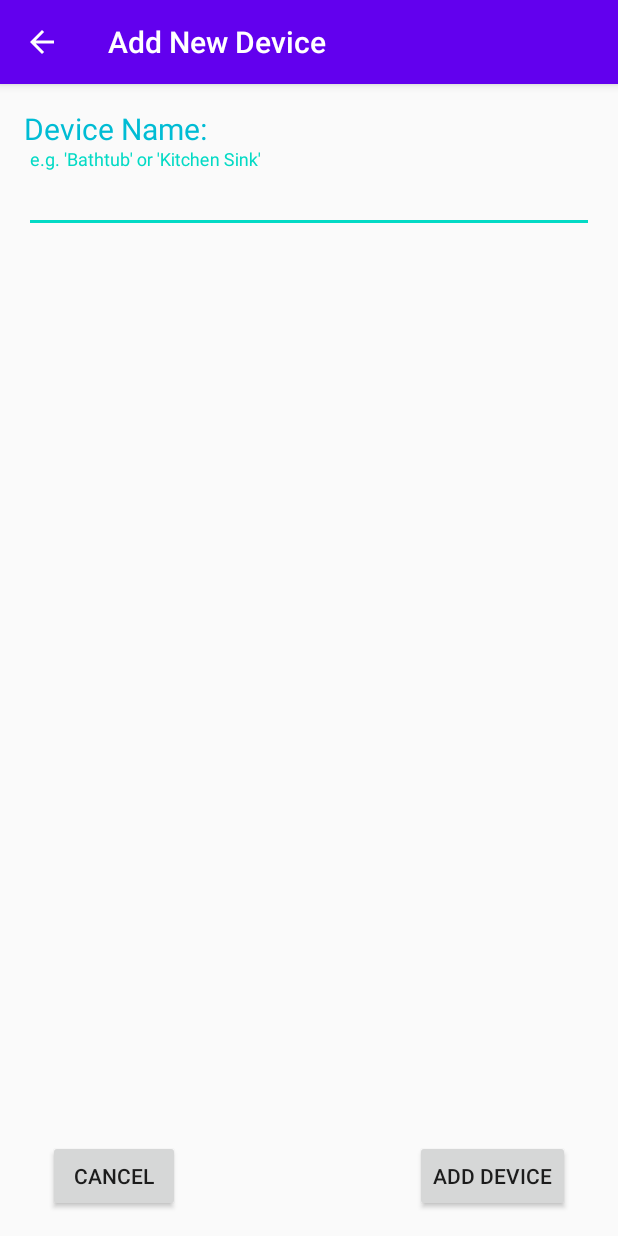
After one commit to CaptainKills/Sink-Security-App, an Android app: the AddDeviceActivity screen opened directly, with no data from a screen before it, on a phone screen of 412 x 824 dp. The commit adds this screen. Run offline under Robolectric (Android 15) with nearby library versions, the phone set to English and light mode, and no system bars.

Commit message:
Added A AddDevice Page
Added a page to add a new device to the app. Accessible from the Floating '+' button in the main Acitivity.

```diff
--- /dev/null
+++ b/app/src/main/java/com/sinksecurity/activity/AddDeviceActivity.java
@@ -0,0 +1,42 @@
+package com.sinksecurity.activity;
+
+import androidx.appcompat.app.ActionBar;
+import androidx.appcompat.app.AppCompatActivity;
+import androidx.core.app.NavUtils;
+
+import android.os.Bundle;
+import android.text.Editable;
+import android.view.View;
+
+import com.google.android.material.textfield.TextInputEditText;
+import com.sinksecurity.R;
+import com.sinksecurity.device.SinkSecurityDevice;
+
+import java.net.Inet4Address;
+
+public class AddDeviceActivity extends AppCompatActivity {
+
+    @Override
+    protected void onCreate(Bundle savedInstanceState) {
+        super.onCreate(savedInstanceState);
+        setContentView(R.layout.activity_add_device);
+
+        ActionBar actionBar = getSupportActionBar();
+        if (actionBar != null) {
+            actionBar.setTitle(R.string.title_add_device);
+            actionBar.setDisplayHomeAsUpEnabled(true);
+        }
+    }
+
+    public void addDevice(View view){
+        TextInputEditText nameInput = view.findViewById(R.id.name_input);
+        String deviceName = nameInput.getText().toString();
+
+        SinkSecurityDevice device = new SinkSecurityDevice(deviceName, 192);
+
+    }
+
+    public void cancelDevice(View view){
+        NavUtils.navigateUpFromSameTask(this);
+    }
+}
--- a/app/src/main/java/com/sinksecurity/activity/PreferencesActivity.java
+++ b/app/src/main/java/com/sinksecurity/activity/PreferencesActivity.java
@@ -25,7 +25,7 @@ public class PreferencesActivity extends AppCompatActivity {
 
         ActionBar actionBar = getSupportActionBar();
         if (actionBar != null) {
-            actionBar.setTitle("Settings");
+            actionBar.setTitle(R.string.title_settings);
             actionBar.setDisplayHomeAsUpEnabled(true);
         }
     }
--- /dev/null
+++ b/app/src/main/res/layout/activity_add_device.xml
@@ -0,0 +1,60 @@
+<?xml version="1.0" encoding="utf-8"?>
+<androidx.constraintlayout.widget.ConstraintLayout
+    xmlns:android="http://schemas.android.com/apk/res/android"
+    xmlns:app="http://schemas.android.com/apk/res-auto"
+    xmlns:tools="http://schemas.android.com/tools"
+    android:layout_width="match_parent"
+    android:layout_height="match_parent">
+
+    <TextView
+        android:id="@+id/name_view"
+        android:layout_width="wrap_content"
+        android:layout_height="wrap_content"
+        android:layout_marginStart="16dp"
+        android:layout_marginTop="16dp"
+        android:text="@string/name_view"
+        android:textColor="#00BCD4"
+        android:textSize="20sp"
+        app:layout_constraintStart_toStartOf="parent"
+        app:layout_constraintTop_toTopOf="parent" />
+
+    <com.google.android.material.textfield.TextInputLayout
+        android:layout_width="0dp"
+        android:layout_height="wrap_content"
+        android:layout_marginStart="16dp"
+        android:layout_marginEnd="16dp"
+        app:layout_constraintEnd_toEndOf="parent"
+        app:layout_constraintStart_toStartOf="parent"
+        app:layout_constraintTop_toBottomOf="@+id/name_view">
+
+        <com.google.android.material.textfield.TextInputEditText
+            android:id="@+id/name_input"
+            android:layout_width="match_parent"
+            android:layout_height="wrap_content"
+            android:hint="@string/name_hint" />
+
+    </com.google.android.material.textfield.TextInputLayout>
+
+    <Button
+        android:id="@+id/add_button"
+        android:layout_width="wrap_content"
+        android:layout_height="0dp"
+        android:layout_marginEnd="32dp"
+        android:layout_marginBottom="16dp"
+        android:onClick="addDevice"
+        android:text="@string/button_add"
+        app:layout_constraintBottom_toBottomOf="parent"
+        app:layout_constraintEnd_toEndOf="parent" />
+
+    <Button
+        android:id="@+id/cancel_button"
+        android:layout_width="wrap_content"
+        android:layout_height="wrap_content"
+        android:layout_marginStart="32dp"
+        android:layout_marginBottom="16dp"
+        android:onClick="cancelDevice"
+        android:text="@string/button_cancel"
+        app:layout_constraintBottom_toBottomOf="parent"
+        app:layout_constraintStart_toStartOf="parent" />
+
+</androidx.constraintlayout.widget.ConstraintLayout>
--- a/app/src/main/res/menu/menu_main.xml
+++ b/app/src/main/res/menu/menu_main.xml
@@ -6,6 +6,6 @@
         android:id="@+id/action_settings"
         android:orderInCategory="100"
         android:icon="@drawable/ic_settings"
-        android:title="@string/action_settings"
+        android:title="@string/title_settings"
         app:showAsAction="never" />
 </menu>
--- /dev/null
+++ b/app/src/main/res/values/strings_add_device.xml
@@ -0,0 +1,10 @@
+<resources>
+    <!-- All String Constants for the AddDeviceActivity -->
+    <string name="title_add_device">Add New Device</string>
+
+    <string name="name_view">Device Name:</string>
+    <string name="name_hint">e.g. \'Bathtub\' or \'Kitchen Sink\'</string>
+
+    <string name="button_cancel">Cancel</string>
+    <string name="button_add">Add Device</string>
+</resources>
```
Also changed, not shown: app/src/main/AndroidManifest.xml (+7 -4 lines), app/src/main/java/com/sinksecurity/activity/MainActivity.java (+8 -4 lines), app/src/main/java/com/sinksecurity/device/SinkSecurityDevice.java (added, +53 -0 lines), app/src/main/res/layout/activity_main.xml (+5 -2 lines), app/src/main/res/values/strings_general.xml (added, +8 -0 lines), app/src/main/res/values/strings_settings.xml (renamed from app/src/main/res/values/strings.xml, +3 -12 lines).
